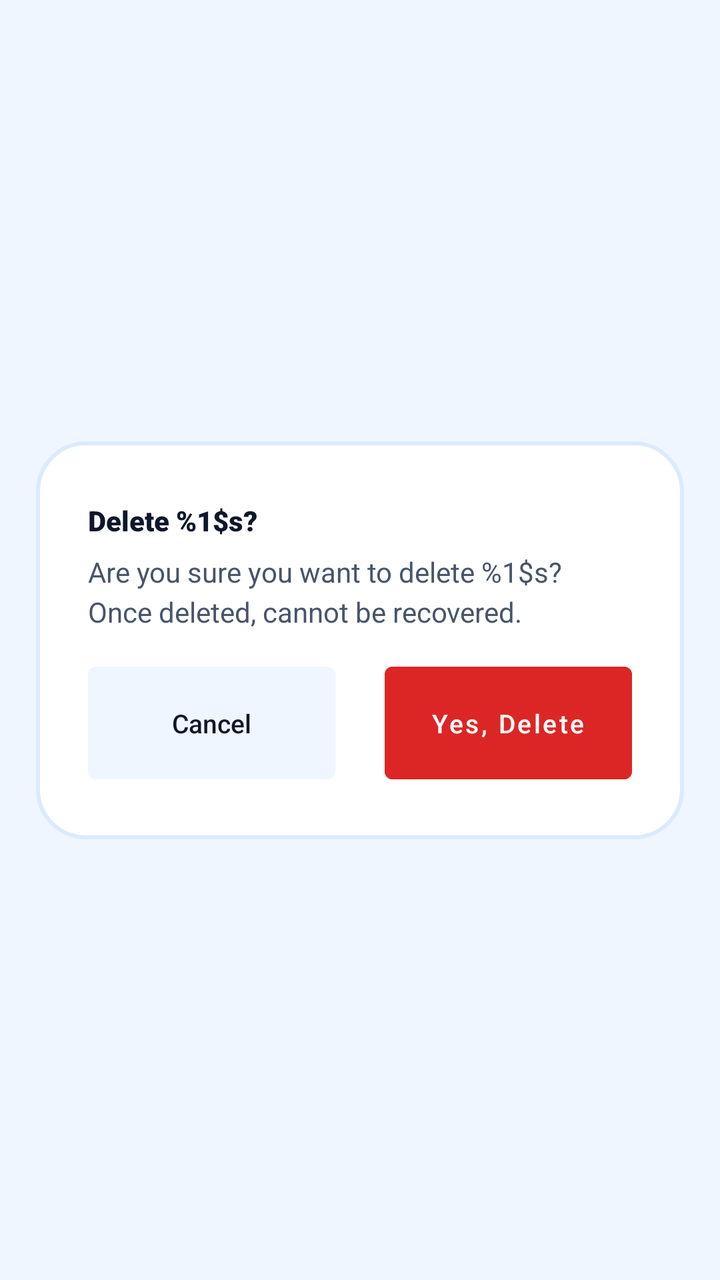
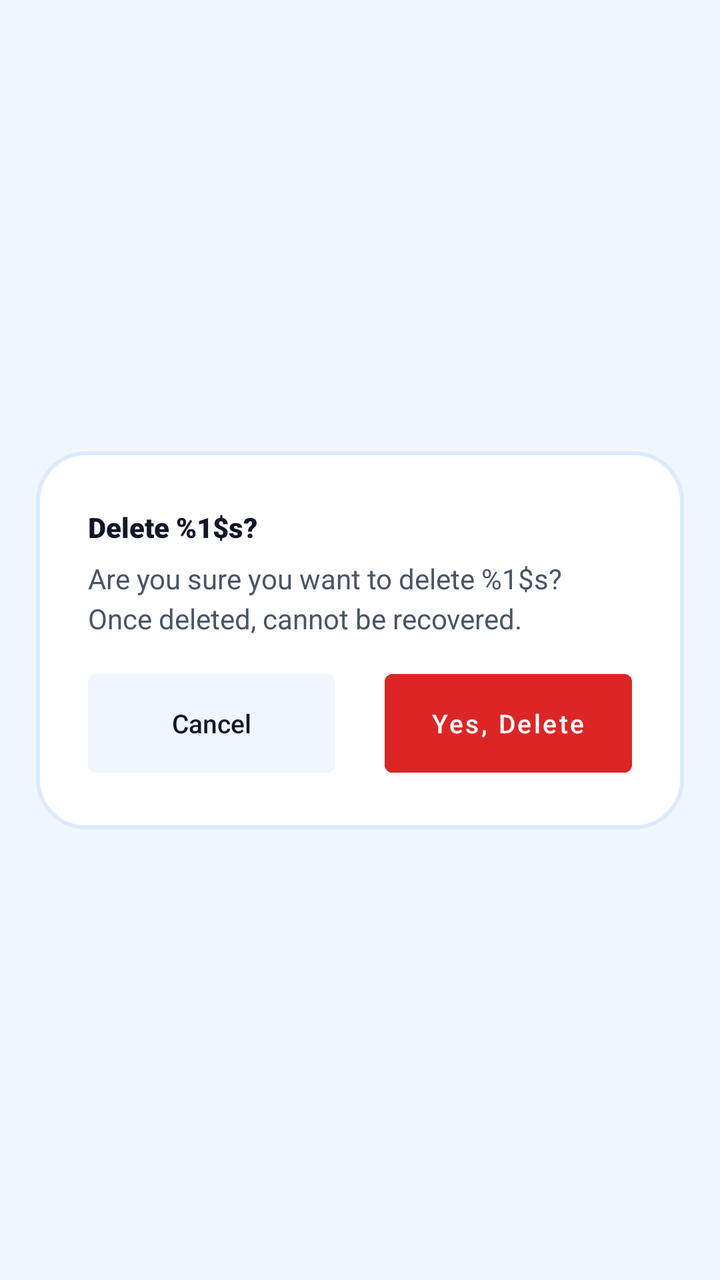

Two renders of the same Android screen: before a commit and after it. Below are the layout's source before the change and the commit's diff.
<!-- AndroidManifest.xml: application theme Theme.SmartTasbeeh -->
<!-- res/layout/dialog_delete_confirm.xml -->
<?xml version="1.0" encoding="utf-8"?>
<androidx.constraintlayout.widget.ConstraintLayout xmlns:android="http://schemas.android.com/apk/res/android"
    xmlns:app="http://schemas.android.com/apk/res-auto"
    android:layout_width="match_parent"
    android:layout_height="wrap_content"
    android:layout_gravity="center">

    
    <androidx.constraintlayout.widget.ConstraintLayout
        android:id="@+id/dialogBox"
        android:layout_width="0dp"
        android:layout_height="wrap_content"
        android:background="@drawable/dialog_background_premium"
        app:layout_constraintWidth_percent="0.90"
        app:layout_constraintStart_toStartOf="parent"
        app:layout_constraintEnd_toEndOf="parent"
        app:layout_constraintTop_toTopOf="parent"
        app:layout_constraintBottom_toBottomOf="parent">

        
        <androidx.constraintlayout.widget.Guideline
            android:id="@+id/guideStart"
            android:layout_width="wrap_content"
            android:layout_height="wrap_content"
            android:orientation="vertical"
            app:layout_constraintGuide_percent="0.08" />

        <androidx.constraintlayout.widget.Guideline
            android:id="@+id/guideEnd"
            android:layout_width="wrap_content"
            android:layout_height="wrap_content"
            android:orientation="vertical"
            app:layout_constraintGuide_percent="0.92" />

        <androidx.constraintlayout.widget.Guideline
            android:id="@+id/guideTop"
            android:layout_width="wrap_content"
            android:layout_height="wrap_content"
            android:orientation="horizontal"
            app:layout_constraintGuide_percent="0.15" />

        <androidx.constraintlayout.widget.Guideline
            android:id="@+id/guideBottom"
            android:layout_width="wrap_content"
            android:layout_height="wrap_content"
            android:orientation="horizontal"
            app:layout_constraintGuide_percent="0.85" />

        
        <TextView
            android:id="@+id/tvTitle"
            android:layout_width="0dp"
            android:layout_height="wrap_content"
            android:text="@string/dialog_delete_title"
            android:fontFamily="sans-serif-black"
            android:textColor="@color/text_primary"
            app:layout_constraintStart_toStartOf="@id/guideStart"
            app:layout_constraintEnd_toEndOf="@id/guideEnd"
            app:layout_constraintTop_toTopOf="@id/guideTop" />

        
        <Space
            android:id="@+id/spaceTitleToMessage"
            android:layout_width="0dp"
            android:layout_height="0dp"
            app:layout_constraintDimensionRatio="H,40:1"
            app:layout_constraintStart_toStartOf="@id/guideStart"
            app:layout_constraintEnd_toEndOf="@id/guideEnd"
            app:layout_constraintTop_toBottomOf="@id/tvTitle" />

        
        <TextView
            android:id="@+id/tvMessage"
            android:layout_width="0dp"
            android:layout_height="wrap_content"
            android:text="@string/dialog_delete_message"
            android:textColor="@color/text_secondary"
            android:lineSpacingMultiplier="1.2"
            app:layout_constraintStart_toStartOf="@id/guideStart"
            app:layout_constraintEnd_toEndOf="@id/guideEnd"
            app:layout_constraintTop_toBottomOf="@id/spaceTitleToMessage" />

        
        <Space
            android:id="@+id/spaceMessageToButtons"
            android:layout_width="0dp"
            android:layout_height="0dp"
            app:layout_constraintDimensionRatio="H,15:1"
            app:layout_constraintStart_toStartOf="@id/guideStart"
            app:layout_constraintEnd_toEndOf="@id/guideEnd"
            app:layout_constraintTop_toBottomOf="@id/tvMessage" />

        
        <androidx.constraintlayout.widget.ConstraintLayout
            android:layout_width="0dp"
            android:layout_height="wrap_content"
            app:layout_constraintStart_toStartOf="@id/guideStart"
            app:layout_constraintEnd_toEndOf="@id/guideEnd"
            app:layout_constraintTop_toBottomOf="@id/spaceMessageToButtons"
            app:layout_constraintBottom_toBottomOf="@id/guideBottom">

            <androidx.appcompat.widget.AppCompatButton
                android:id="@+id/btnCancel"
                android:layout_width="0dp"
                android:layout_height="0dp"
                android:text="@string/dialog_cancel"
                android:textAllCaps="false"
                android:textColor="@color/text_primary"
                android:background="@drawable/selector_cancel_delete"
                android:stateListAnimator="@null"
                android:minHeight="48dp"
                app:autoSizeTextType="uniform"
                app:autoSizeMinTextSize="10sp"
                app:autoSizeMaxTextSize="13sp"
                app:layout_constraintHeight_min="48dp"
                app:layout_constraintWidth_max="280dp"
                app:layout_constraintDimensionRatio="H,2.2:1"
                app:layout_constraintStart_toStartOf="parent"
                app:layout_constraintTop_toTopOf="parent"
                app:layout_constraintBottom_toBottomOf="parent"
                app:layout_constraintEnd_toStartOf="@+id/buttonGap"
                app:layout_constraintHorizontal_weight="1"/>

            <Space
                android:id="@+id/buttonGap"
                android:layout_width="0dp"
                android:layout_height="0dp"
                app:layout_constraintHorizontal_weight="0.2"
                app:layout_constraintStart_toEndOf="@id/btnCancel"
                app:layout_constraintEnd_toStartOf="@+id/btnDeleteConfirm"
                app:layout_constraintTop_toTopOf="parent"
                app:layout_constraintBottom_toBottomOf="parent" />

            <Button
                android:id="@+id/btnDeleteConfirm"
                android:layout_width="0dp"
                android:layout_height="0dp"
                android:text="@string/dialog_delete_confirm"
                android:textAllCaps="false"
                android:textColor="@color/white"
                android:backgroundTint="@color/delete_text"
                style="@style/Widget.MaterialComponents.Button.UnelevatedButton"
                android:insetTop="0dp"
                android:insetBottom="0dp"
                android:minHeight="48dp"
                app:autoSizeTextType="uniform"
                app:autoSizeMinTextSize="10sp"
                app:autoSizeMaxTextSize="13sp"
                app:layout_constraintHeight_min="48dp"
                app:layout_constraintWidth_max="280dp"
                app:layout_constraintDimensionRatio="H,2.2:1"
                app:layout_constraintEnd_toEndOf="parent"
                app:layout_constraintTop_toTopOf="parent"
                app:layout_constraintBottom_toBottomOf="parent"
                app:layout_constraintStart_toEndOf="@id/buttonGap"
                app:layout_constraintHorizontal_weight="1"/>

        </androidx.constraintlayout.widget.ConstraintLayout>

    </androidx.constraintlayout.widget.ConstraintLayout>

</androidx.constraintlayout.widget.ConstraintLayout>
<!-- resources referenced by this layout -->
<resources>
  <color name="delete_text">#DC2626</color>
  <color name="text_primary">#0F172A</color>
  <color name="text_secondary">#475569</color>
  <color name="white">#FFFFFFFF</color>
  <!-- drawable dialog_background_premium (drawable) -->
  <?xml version="1.0" encoding="utf-8"?>
  <shape xmlns:android="http://schemas.android.com/apk/res/android"
      android:shape="rectangle">
      <solid android:color="@color/card_background"/>
      <corners android:radius="24dp"/>
      <stroke android:width="2dp"
          android:color="@color/card_stroke_color"/>
  </shape>
  <!-- drawable selector_cancel_delete (drawable) -->
  <?xml version="1.0" encoding="utf-8"?>
  <selector xmlns:android="http://schemas.android.com/apk/res/android">
      <item android:state_pressed="true">
          <shape android:shape="rectangle">
              <solid android:color="@color/cancel_btn_pressed_green"/>
              <corners android:radius="4dp"/>
          </shape>
      </item>
      <item>
          <shape android:shape="rectangle">
              <solid android:color="@color/icon_btn_bg"/> 
              <corners android:radius="4dp"/>
          </shape>
      </item>
  </selector>
  <string name="dialog_cancel">Cancel</string>
  <string name="dialog_delete_confirm">Yes, Delete</string>
  <string name="dialog_delete_message">Are you sure you want to delete %1$s? Once deleted, cannot be recovered.</string>
  <string name="dialog_delete_title">Delete %1$s?</string>
  <style name="Theme.SmartTasbeeh" parent="Base.Theme.SmartTasbeeh" />
  <color name="card_background">#FFFFFF</color>
  <color name="card_stroke_color">#DBEAFE</color>
  <color name="cancel_btn_pressed_green">#95B697</color>
  <color name="icon_btn_bg">#EFF6FF</color>
  <style name="Base.Theme.SmartTasbeeh" parent="Theme.Material3.DayNight.NoActionBar">
          <item name="colorPrimary">@color/tasbeeh_blue_primary</item>
          <item name="colorPrimaryVariant">@color/tasbeeh_blue_dark</item>
          <item name="colorOnPrimary">@color/white</item>
  
          <item name="android:statusBarColor">@color/tasbeeh_blue_dark</item>
          <item name="android:windowLightStatusBar">false</item>
  
          <item name="android:windowBackground">@color/background_light</item>
          <item name="android:textColor">@color/text_primary</item>
      </style>
  <color name="tasbeeh_blue_primary">#2563EB</color>
  <color name="tasbeeh_blue_dark">#1E3A8A</color>
  <color name="background_light">#EFF6FF</color>
</resources>

<!-- the commit's change to res/layout/dialog_delete_confirm.xml (unified diff, before → after) -->
@@ -114,7 +114,7 @@
                 app:autoSizeMaxTextSize="13sp"
                 app:layout_constraintHeight_min="48dp"
                 app:layout_constraintWidth_max="280dp"
-                app:layout_constraintDimensionRatio="H,2.2:1"
+                app:layout_constraintDimensionRatio="H,2.5:1"
                 app:layout_constraintStart_toStartOf="parent"
                 app:layout_constraintTop_toTopOf="parent"
                 app:layout_constraintBottom_toBottomOf="parent"
@@ -148,7 +148,7 @@
                 app:autoSizeMaxTextSize="13sp"
                 app:layout_constraintHeight_min="48dp"
                 app:layout_constraintWidth_max="280dp"
-                app:layout_constraintDimensionRatio="H,2.2:1"
+                app:layout_constraintDimensionRatio="H,2.5:1"
                 app:layout_constraintEnd_toEndOf="parent"
                 app:layout_constraintTop_toTopOf="parent"
                 app:layout_constraintBottom_toBottomOf="parent"
